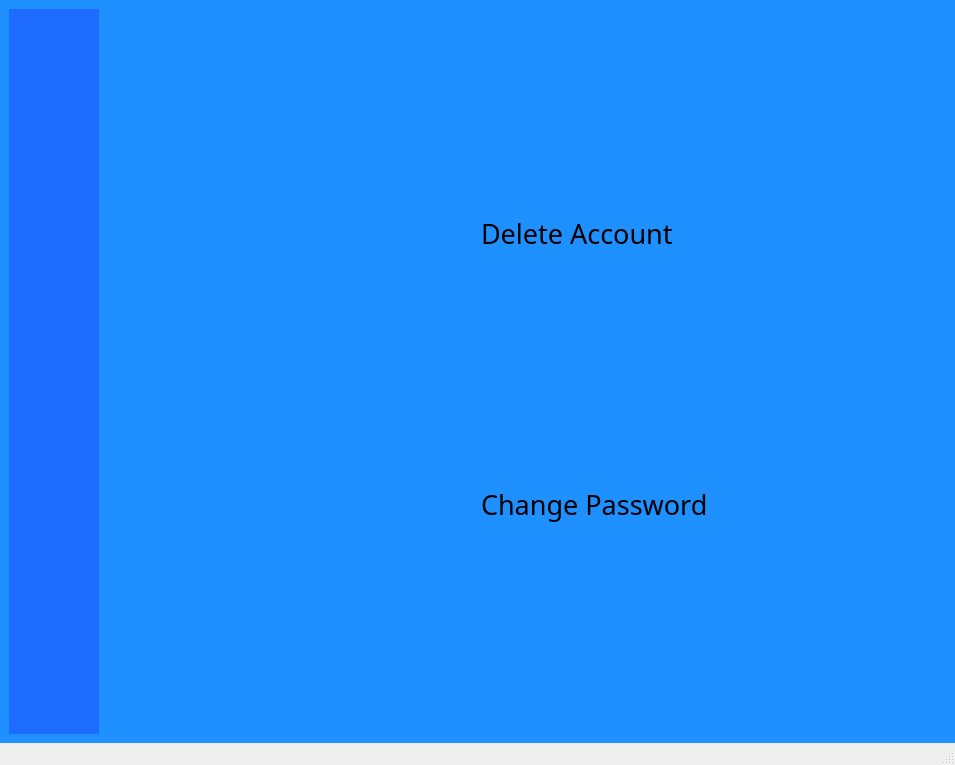
The window that Aegis_v4/mainwindow.ui (florentin2004/A_Cretzu_Cafe) describes before a commit, drawn with Qt 5.
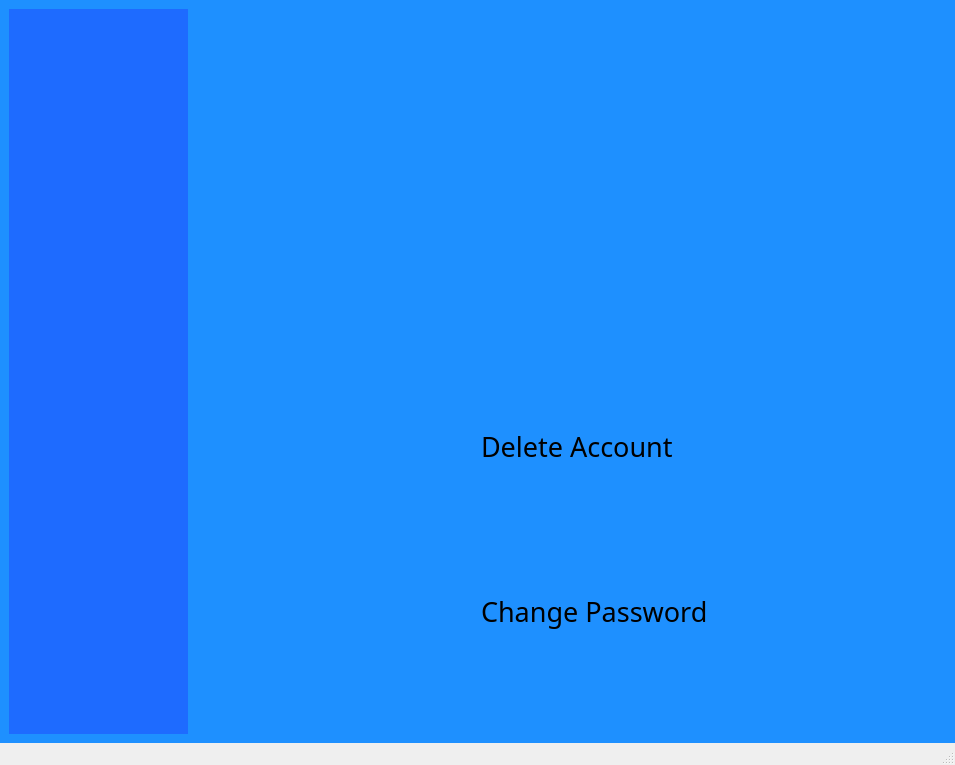
The same window after the commit. The open tabs and pages were chosen to show the change. Icons and pictures are not drawn.

Patch:
```diff
--- a/Aegis_v4/mainwindow.ui
+++ b/Aegis_v4/mainwindow.ui
@@ -998,6 +998,12 @@
                <verstretch>0</verstretch>
               </sizepolicy>
              </property>
+             <property name="minimumSize">
+              <size>
+               <width>161</width>
+               <height>78</height>
+              </size>
+             </property>
              <property name="font">
               <font>
                <family>Vineta BT</family>
@@ -1038,6 +1044,12 @@
                <verstretch>0</verstretch>
               </sizepolicy>
              </property>
+             <property name="minimumSize">
+              <size>
+               <width>161</width>
+               <height>78</height>
+              </size>
+             </property>
              <property name="font">
               <font>
                <family>Vineta BT</family>
@@ -1078,6 +1090,12 @@
                <verstretch>0</verstretch>
               </sizepolicy>
              </property>
+             <property name="minimumSize">
+              <size>
+               <width>161</width>
+               <height>78</height>
+              </size>
+             </property>
              <property name="font">
               <font>
                <family>Vineta BT</family>
@@ -1118,6 +1136,12 @@
                <verstretch>0</verstretch>
               </sizepolicy>
              </property>
+             <property name="minimumSize">
+              <size>
+               <width>161</width>
+               <height>78</height>
+              </size>
+             </property>
              <property name="font">
               <font>
                <family>Vineta BT</family>
@@ -1325,8 +1349,8 @@
           </widget>
           <widget class="QWidget" name="Settings_page">
            <layout class="QGridLayout" name="gridLayout_5">
-            <item row="4" column="0">
-             <spacer name="verticalSpacer_24">
+            <item row="6" column="1">
+             <spacer name="verticalSpacer_26">
               <property name="orientation">
                <enum>Qt::Orientation::Vertical</enum>
               </property>
@@ -1338,7 +1362,26 @@
               </property>
              </spacer>
             </item>
-            <item row="0" column="1">
+            <item row="5" column="1">
+             <widget class="QLabel" name="deleteAccountlabel">
+              <property name="minimumSize">
+               <size>
+                <width>382</width>
+                <height>45</height>
+               </size>
+              </property>
+              <property name="font">
+               <font>
+                <family>Vineta BT</family>
+                <pointsize>20</pointsize>
+               </font>
+              </property>
+              <property name="text">
+               <string>Delete Account</string>
+              </property>
+             </widget>
+            </item>
+            <item row="2" column="1">
              <spacer name="verticalSpacer_10">
               <property name="orientation">
                <enum>Qt::Orientation::Vertical</enum>
@@ -1352,26 +1395,55 @@
              </spacer>
             </item>
             <item row="3" column="0">
-             <widget class="QPushButton" name="ChangePasswordButton">
+             <widget class="QLabel" name="Id_label">
+              <property name="sizePolicy">
+               <sizepolicy hsizetype="Minimum" vsizetype="Fixed">
+                <horstretch>0</horstretch>
+                <verstretch>0</verstretch>
+               </sizepolicy>
+              </property>
               <property name="minimumSize">
                <size>
-                <width>131</width>
-                <height>101</height>
+                <width>121</width>
+                <height>91</height>
                </size>
               </property>
               <property name="styleSheet">
-               <string notr="true">image: url(:/img/Images/security.png);</string>
+               <string notr="true">image: url(:/img/Images/fingerprint.png);</string>
               </property>
               <property name="text">
                <string/>
               </property>
-              <property name="flat">
-               <bool>true</bool>
-              </property>
              </widget>
             </item>
+            <item row="6" column="0">
+             <spacer name="verticalSpacer_27">
+              <property name="orientation">
+               <enum>Qt::Orientation::Vertical</enum>
+              </property>
+              <property name="sizeHint" stdset="0">
+               <size>
+                <width>20</width>
+                <height>40</height>
+               </size>
+              </property>
+             </spacer>
+            </item>
+            <item row="8" column="0">
+             <spacer name="verticalSpacer_24">
+              <property name="orientation">
+               <enum>Qt::Orientation::Vertical</enum>
+              </property>
+              <property name="sizeHint" stdset="0">
+               <size>
+                <width>20</width>
+                <height>40</height>
+               </size>
+              </property>
+             </spacer>
+            </item>
             <item row="4" column="1">
-             <spacer name="verticalSpacer_23">
+             <spacer name="verticalSpacer_37">
               <property name="orientation">
                <enum>Qt::Orientation::Vertical</enum>
               </property>
@@ -1383,26 +1455,20 @@
               </property>
              </spacer>
             </item>
-            <item row="1" column="0">
-             <widget class="QPushButton" name="DeleteAccountButton">
-              <property name="minimumSize">
-               <size>
-                <width>121</width>
-                <height>91</height>
-               </size>
-              </property>
-              <property name="styleSheet">
-               <string notr="true">image: url(:/img/Images/delete_v2.png);</string>
+            <item row="1" column="1">
+             <widget class="QLabel" name="Username_label">
+              <property name="font">
+               <font>
+                <family>Vineta BT</family>
+                <pointsize>18</pointsize>
+               </font>
               </property>
               <property name="text">
                <string/>
               </property>
-              <property name="flat">
-               <bool>true</bool>
-              </property>
              </widget>
             </item>
-            <item row="3" column="1">
+            <item row="7" column="1">
              <widget class="QLabel" name="changePasswordlabel">
               <property name="minimumSize">
                <size>
@@ -1421,26 +1487,96 @@
               </property>
              </widget>
             </item>
-            <item row="1" column="1">
-             <widget class="QLabel" name="deleteAccountlabel">
-              <property name="minimumSize">
-               <size>
-                <width>382</width>
-                <height>45</height>
-               </size>
-              </property>
+            <item row="3" column="1">
+             <widget class="QLabel" name="UserId_label">
               <property name="font">
                <font>
                 <family>Vineta BT</family>
-                <pointsize>20</pointsize>
+                <pointsize>18</pointsize>
                </font>
               </property>
               <property name="text">
-               <string>Delete Account</string>
+               <string/>
               </property>
              </widget>
             </item>
-            <item row="0" column="0">
+            <item row="4" column="0">
+             <spacer name="verticalSpacer_36">
+              <property name="orientation">
+               <enum>Qt::Orientation::Vertical</enum>
+              </property>
+              <property name="sizeHint" stdset="0">
+               <size>
+                <width>20</width>
+                <height>40</height>
+               </size>
+              </property>
+             </spacer>
+            </item>
+            <item row="1" column="0">
+             <widget class="QLabel" name="Userlabel">
+              <property name="sizePolicy">
+               <sizepolicy hsizetype="Minimum" vsizetype="Fixed">
+                <horstretch>0</horstretch>
+                <verstretch>0</verstretch>
+               </sizepolicy>
+              </property>
+              <property name="minimumSize">
+               <size>
+                <width>121</width>
+                <height>91</height>
+               </size>
+              </property>
+              <property name="styleSheet">
+               <string notr="true">image: url(:/img/Images/user.png);</string>
+              </property>
+              <property name="frameShape">
+               <enum>QFrame::Shape::NoFrame</enum>
+              </property>
+              <property name="frameShadow">
+               <enum>QFrame::Shadow::Plain</enum>
+              </property>
+              <property name="lineWidth">
+               <number>0</number>
+              </property>
+              <property name="text">
+               <string/>
+              </property>
+             </widget>
+            </item>
+            <item row="8" column="1">
+             <spacer name="verticalSpacer_23">
+              <property name="orientation">
+               <enum>Qt::Orientation::Vertical</enum>
+              </property>
+              <property name="sizeHint" stdset="0">
+               <size>
+                <width>20</width>
+                <height>40</height>
+               </size>
+              </property>
+             </spacer>
+            </item>
+            <item row="5" column="0">
+             <widget class="QPushButton" name="DeleteAccountButton">
+              <property name="minimumSize">
+               <size>
+                <width>121</width>
+                <height>91</height>
+               </size>
+              </property>
+              <property name="styleSheet">
+               <string notr="true">image: url(:/img/Images/delete_v2.png);</string>
+              </property>
+              <property name="text">
+               <string/>
+              </property>
+              <property name="flat">
+               <bool>true</bool>
+              </property>
+             </widget>
+            </item>
+            <item row="2" column="0">
              <spacer name="verticalSpacer_25">
               <property name="orientation">
                <enum>Qt::Orientation::Vertical</enum>
@@ -1453,8 +1589,27 @@
               </property>
              </spacer>
             </item>
-            <item row="2" column="1">
-             <spacer name="verticalSpacer_26">
+            <item row="7" column="0">
+             <widget class="QPushButton" name="ChangePasswordButton">
+              <property name="minimumSize">
+               <size>
+                <width>131</width>
+                <height>101</height>
+               </size>
+              </property>
+              <property name="styleSheet">
+               <string notr="true">image: url(:/img/Images/security.png);</string>
+              </property>
+              <property name="text">
+               <string/>
+              </property>
+              <property name="flat">
+               <bool>true</bool>
+              </property>
+             </widget>
+            </item>
+            <item row="0" column="0">
+             <spacer name="verticalSpacer_38">
               <property name="orientation">
                <enum>Qt::Orientation::Vertical</enum>
               </property>
@@ -1466,8 +1621,8 @@
               </property>
              </spacer>
             </item>
-            <item row="2" column="0">
-             <spacer name="verticalSpacer_27">
+            <item row="0" column="1">
+             <spacer name="verticalSpacer_39">
               <property name="orientation">
                <enum>Qt::Orientation::Vertical</enum>
               </property>
```
Left out of the diff: 31 changed lines with no effect on the pictures.
